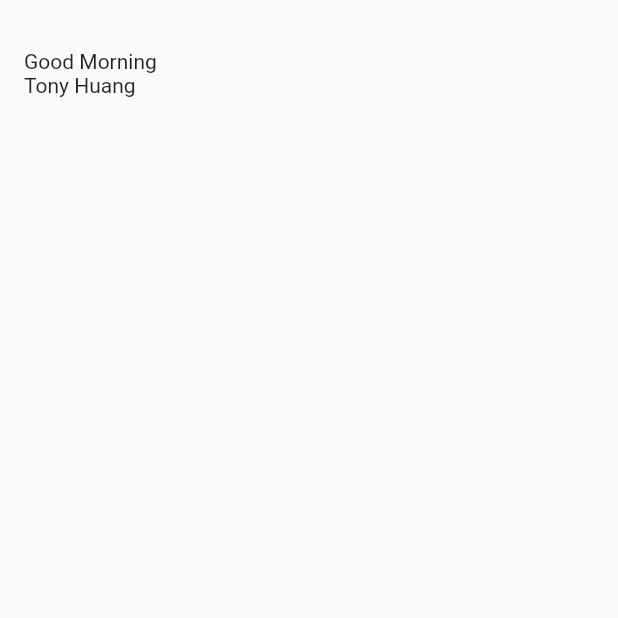
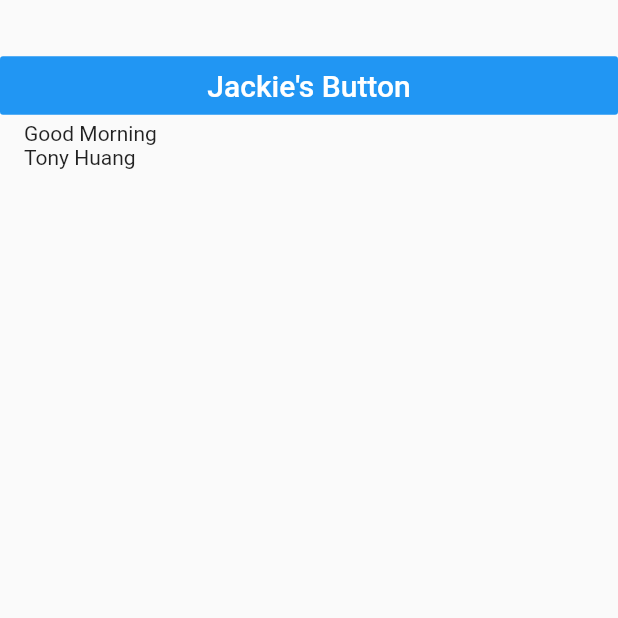
Before and after one commit to tonytyhuang/iFridge, a Flutter app: the screen it shows after launch, on a phone screen of 412 x 824 dp, the top half of it. Run offline on Flutter 3.47's test engine with Material 2 defaults, Android fonts, the phone set to English and light mode, and no system bars.

Commit message:
Jackie Butt

```diff
--- a/lib/screens/home_screen.dart
+++ b/lib/screens/home_screen.dart
@@ -20,6 +20,22 @@ class _HomeScreenState extends State<HomeScreen> {
               height: 25,
             ),
 
+            FlatButton(
+              color: Colors.blue,
+              textColor: Colors.white,
+              disabledColor: Colors.grey,
+              disabledTextColor: Colors.black,
+              padding: EdgeInsets.all(8.0),
+              splashColor: Colors.blueAccent,
+              onPressed: (){
+
+              },
+              child: Text(
+                "Jackie's Button",
+                style: TextStyle(fontSize: 20.0),
+              ),
+            ),
+
             Padding(
               padding: EdgeInsets.only(left: 16.0, bottom: 16),
               child: Column(
@@ -27,7 +43,8 @@ class _HomeScreenState extends State<HomeScreen> {
                 children: <Widget>[
                   Text('Good Morning'),
                   Text('Tony Huang')
-                ],),
+                ],
+              ),
             )
           ]
         )
--- a/pubspec.yaml
+++ b/pubspec.yaml
@@ -45,11 +45,7 @@ flutter:
   # included with your application, so that you can use the icons in
   # the material Icons class.
   uses-material-design: true
-<<<<<<< HEAD
 
-
-=======
->>>>>>> 24dec408e61bb163f3f24d7c62eb23f5d4596b24
   # To add assets to your application, add an assets section, like this:
   # assets:
   #   - images/a_dot_burr.jpeg
```
